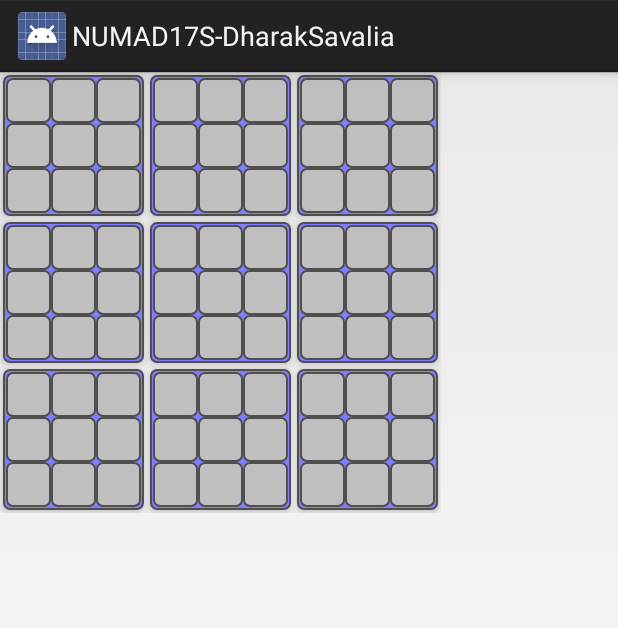
After one commit to dharaksavalia/Scroogle, an Android app: the layout wordlarge_board.xml on its own in the app's theme, with its tools: preview values and no code run, on a phone screen of 412 x 824 dp. The commit adds this screen. Shown: the top 628 px of the screen. Run offline under Robolectric (Android 15) with nearby library versions, the phone set to English and light mode, and no system bars.

Commit message:
Grid layout finished

```diff
--- a/app/src/main/AndroidManifest.xml
+++ b/app/src/main/AndroidManifest.xml
@@ -16,7 +16,6 @@
             </intent-filter>
         </activity>
         <activity android:name=".assignment1.aboutFunction" />
-        <activity android:name=".assignment5.WordGame" />
 
         <activity android:name=".assignment1.assignment1MainActivity" />
 
@@ -28,6 +27,8 @@
         <activity android:name=".assignment2.DictionaryAcknowledge"
             android:parentActivityName=".assignment2.TestDictionary"
             android:screenOrientation="portrait"/>
+        <activity android:name=".assignment5.GameActivity" />
+        <activity android:name=".assignment5.WordMainActivity" />
         /><!-- ATTENTION: This was auto-generated to add Google Play services to your project for
      App Indexing.  See https://g.co/AppIndexing/AndroidStudio for more information. -->
         <meta-data
--- a/app/src/main/java/neu/edu/madcourse/dharaksavalia/numad17s_dharaksavalia/MainActivity.java
+++ b/app/src/main/java/neu/edu/madcourse/dharaksavalia/numad17s_dharaksavalia/MainActivity.java
@@ -26,7 +26,7 @@ import neu.edu.madcourse.dharaksavalia.numad17s_dharaksavalia.assignment1.Scroll
 import neu.edu.madcourse.dharaksavalia.numad17s_dharaksavalia.assignment1.aboutFunction;
 import neu.edu.madcourse.dharaksavalia.numad17s_dharaksavalia.assignment1.assignment1MainActivity;
 import neu.edu.madcourse.dharaksavalia.numad17s_dharaksavalia.assignment2.TestDictionary;
-import neu.edu.madcourse.dharaksavalia.numad17s_dharaksavalia.assignment5.WordGame;
+import neu.edu.madcourse.dharaksavalia.numad17s_dharaksavalia.assignment5.WordMainActivity;
 
 
 public class MainActivity extends Activity {
@@ -171,7 +171,7 @@ public class MainActivity extends Activity {
         wordGame.setOnClickListener(new View.OnClickListener() {
             @Override
             public void onClick(View v) {
-                Intent intenet1=new Intent(MainActivity.this,WordGame.class);
+                Intent intenet1=new Intent(MainActivity.this,WordMainActivity.class);
                 startActivity(intenet1);
             }
         });
--- a/app/src/main/java/neu/edu/madcourse/dharaksavalia/numad17s_dharaksavalia/assignment1/GameActivity.java
+++ b/app/src/main/java/neu/edu/madcourse/dharaksavalia/numad17s_dharaksavalia/assignment1/GameActivity.java
@@ -26,7 +26,7 @@ public class GameActivity extends Activity {
     @Override
     protected void onCreate(Bundle savedInstanceState) {
         super.onCreate(savedInstanceState);
-        setContentView(R.layout.activity_game);
+        setContentView(R.layout.wordactivity_game);
         mGameFragment = (GameFragment) getFragmentManager()
                 .findFragmentById(R.id.fragment_game);
         boolean restore = getIntent().getBooleanExtra(KEY_RESTORE, false);
--- /dev/null
+++ b/app/src/main/res/drawable/wordtile.xml
@@ -0,0 +1,21 @@
+<?xml version="1.0" encoding="utf-8"?>
+<!--
+ ! Excerpted from "Hello, Android",
+ ! published by The Pragmatic Bookshelf.
+ ! Copyrights apply to this code. It may not be used to create training material,
+ ! courses, books, articles, and the like. Contact us if you are in doubt.
+ ! We make no guarantees that this code is fit for any purpose.
+ ! Visit http://www.pragmaticprogrammer.com/titles/eband4 for more book information.
+-->
+<level-list xmlns:android="http://schemas.android.com/apk/res/android" >
+
+   <item
+      android:drawable="@drawable/tile_empty"
+      android:maxLevel="0" />
+   <item
+      android:drawable="@drawable/tile_available"
+      android:maxLevel="1" />
+   <item
+      android:drawable="@drawable/tile_red"
+      android:maxLevel="2"/>
+</level-list>
--- /dev/null
+++ b/app/src/main/res/layout/wordlarge_board.xml
@@ -0,0 +1,52 @@
+<!--
+ ! Excerpted from "Hello, Android",
+ ! published by The Pragmatic Bookshelf.
+ ! Copyrights apply to this code. It may not be used to create training material,
+ ! courses, books, articles, and the like. Contact us if you are in doubt.
+ ! We make no guarantees that this code is fit for any purpose.
+ ! Visit http://www.pragmaticprogrammer.com/titles/eband4 for more book information.
+-->
+<GridLayout
+   xmlns:android="http://schemas.android.com/apk/res/android"
+   xmlns:tools="http://schemas.android.com/tools"
+   android:layout_width="wrap_content"
+   android:layout_height="wrap_content"
+   tools:context="assignment5.GameActivity">
+
+   <include android:id="@+id/wordlarge1" layout="@layout/wordsmall_board"
+      android:layout_width="wrap_content" android:layout_height="wrap_content"
+      android:layout_margin="@dimen/small_board_margin"
+      android:layout_column="0" android:layout_row="0"/>
+   <include android:id="@+id/wordlarge2" layout="@layout/wordsmall_board"
+      android:layout_width="wrap_content" android:layout_height="wrap_content"
+      android:layout_margin="@dimen/small_board_margin"
+      android:layout_column="1" android:layout_row="0"/>
+   <include android:id="@+id/wordlarge3" layout="@layout/wordsmall_board"
+      android:layout_width="wrap_content" android:layout_height="wrap_content"
+      android:layout_margin="@dimen/small_board_margin"
+      android:layout_column="2" android:layout_row="0"/>
+   <include android:id="@+id/wordlarge4" layout="@layout/wordsmall_board"
+      android:layout_width="wrap_content" android:layout_height="wrap_content"
+      android:layout_margin="@dimen/small_board_margin"
+      android:layout_column="0" android:layout_row="1"/>
+   <include android:id="@+id/wordlarge5" layout="@layout/wordsmall_board"
+      android:layout_width="wrap_content" android:layout_height="wrap_content"
+      android:layout_margin="@dimen/small_board_margin"
+      android:layout_column="1" android:layout_row="1"/>
+   <include android:id="@+id/wordlarge6" layout="@layout/wordsmall_board"
+      android:layout_width="wrap_content" android:layout_height="wrap_content"
+      android:layout_margin="@dimen/small_board_margin"
+      android:layout_column="2" android:layout_row="1"/>
+   <include android:id="@+id/wordlarge7" layout="@layout/wordsmall_board"
+      android:layout_width="wrap_content" android:layout_height="wrap_content"
+      android:layout_margin="@dimen/small_board_margin"
+      android:layout_column="0" android:layout_row="2"/>
+   <include android:id="@+id/wordlarge8" layout="@layout/wordsmall_board"
+      android:layout_width="wrap_content" android:layout_height="wrap_content"
+      android:layout_margin="@dimen/small_board_margin"
+      android:layout_column="1" android:layout_row="2"/>
+   <include android:id="@+id/wordlarge9" layout="@layout/wordsmall_board"
+      android:layout_width="wrap_content" android:layout_height="wrap_content"
+      android:layout_margin="@dimen/small_board_margin"
+      android:layout_column="2" android:layout_row="2"/>
+</GridLayout>
--- /dev/null
+++ b/app/src/main/res/layout/wordsmall_board.xml
@@ -0,0 +1,73 @@
+<!--
+ ! Excerpted from "Hello, Android",
+ ! published by The Pragmatic Bookshelf.
+ ! Copyrights apply to this code. It may not be used to create training material,
+ ! courses, books, articles, and the like. Contact us if you are in doubt.
+ ! We make no guarantees that this code is fit for any purpose.
+ ! Visit http://www.pragmaticprogrammer.com/titles/eband4 for more book information.
+-->
+<GridLayout
+   xmlns:android="http://schemas.android.com/apk/res/android"
+   xmlns:tools="http://schemas.android.com/tools"
+   android:layout_width="wrap_content"
+   android:layout_height="wrap_content"
+   android:background="@drawable/tile_background"
+   android:elevation="@dimen/elevation_low"
+   android:padding="@dimen/small_board_padding"
+   tools:context="assignment5.GameActivity">
+
+   <Button android:id="@+id/wordsmall1"
+       android:layout_height="@dimen/tile_size"
+       android:layout_width="@dimen/tile_size"
+       android:padding="@dimen/tile_padding"
+       android:background="@drawable/wordtile"
+                android:layout_column="0" android:layout_row="0"/>
+   <Button android:id="@+id/wordsmall2"
+       android:layout_height="@dimen/tile_size"
+       android:layout_width="@dimen/tile_size"
+       android:padding="@dimen/tile_padding"
+       android:background="@drawable/wordtile"
+                android:layout_column="1" android:layout_row="0"/>
+   <Button android:id="@+id/wordsmall3"
+       android:layout_height="@dimen/tile_size"
+       android:layout_width="@dimen/tile_size"
+       android:padding="@dimen/tile_padding"
+       android:background="@drawable/wordtile"
+                android:layout_column="2" android:layout_row="0"/>
+   <Button android:id="@+id/wordsmall4"
+       android:layout_height="@dimen/tile_size"
+       android:layout_width="@dimen/tile_size"
+       android:padding="@dimen/tile_padding"
+       android:background="@drawable/wordtile"
+                android:layout_column="0" android:layout_row="1"/>
+   <Button android:id="@+id/wordsmall5"
+       android:layout_height="@dimen/tile_size"
+       android:layout_width="@dimen/tile_size"
+       android:padding="@dimen/tile_padding"
+       android:background="@drawable/wordtile"
+                android:layout_column="1" android:layout_row="1"/>
+   <Button android:id="@+id/wordsmall6"
+       android:layout_height="@dimen/tile_size"
+       android:layout_width="@dimen/tile_size"
+       android:padding="@dimen/tile_padding"
+       android:background="@drawable/wordtile"
+                android:layout_column="2" android:layout_row="1"/>
+   <Button android:id="@+id/wordsmall7"
+       android:layout_height="@dimen/tile_size"
+       android:layout_width="@dimen/tile_size"
+       android:padding="@dimen/tile_padding"
+       android:background="@drawable/wordtile"
+                android:layout_column="0" android:layout_row="2"/>
+   <Button android:id="@+id/wordsmall8"
+       android:layout_height="@dimen/tile_size"
+       android:layout_width="@dimen/tile_size"
+       android:padding="@dimen/tile_padding"
+       android:background="@drawable/wordtile"
+                android:layout_column="1" android:layout_row="2"/>
+   <Button android:id="@+id/wordsmall9"
+       android:layout_height="@dimen/tile_size"
+       android:layout_width="@dimen/tile_size"
+       android:padding="@dimen/tile_padding"
+       android:background="@drawable/wordtile"
+                android:layout_column="2" android:layout_row="2"/>
+</GridLayout>
```
Also changed, not shown: app/src/main/java/neu/edu/madcourse/dharaksavalia/numad17s_dharaksavalia/assignment5/Tile.java (added, +227 -0 lines), app/src/main/java/neu/edu/madcourse/dharaksavalia/numad17s_dharaksavalia/assignment5/WordGame.java (deleted, +0 -65 lines), app/src/main/res/layout/mainwordgame.xml (+8 -0 lines), app/src/main/res/values/styles.xml (+9 -0 lines).
